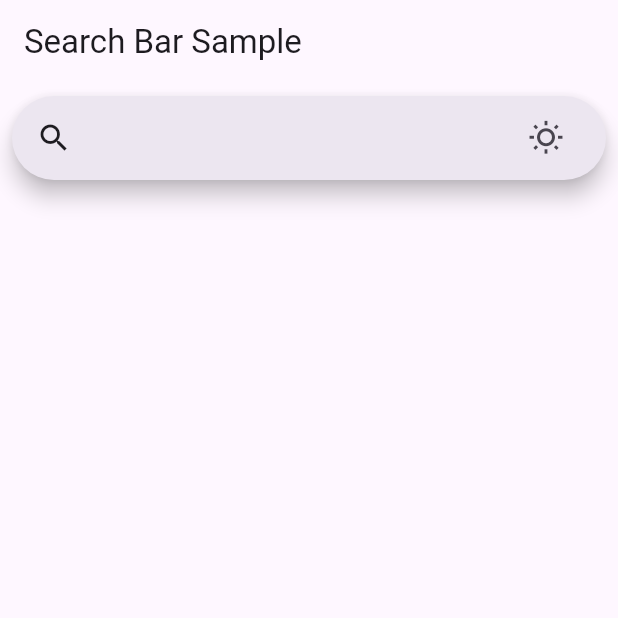
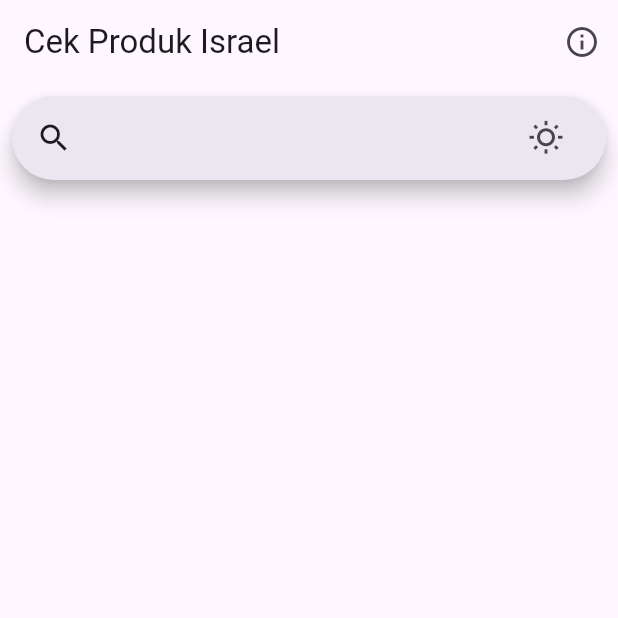
Before and after one commit to DigitalMaestro89/cekprodukisrael, a Flutter app: the screen it shows after launch, on a phone screen of 412 x 824 dp, the top half of it. Run offline on Flutter 3.47's test engine with Material 2 defaults, Android fonts, the phone set to English and light mode, and no system bars.

```diff
--- a/lib/main.dart
+++ b/lib/main.dart
@@ -1,4 +1,5 @@
 import 'package:flutter/material.dart';
+import 'package:cekprodukisrael_app/page/about_page.dart';
 
 /// Flutter code sample for [SearchBar].
 
@@ -22,8 +23,25 @@ class _SearchBarAppState extends State<SearchBarApp> {
 
     return MaterialApp(
       theme: themeData,
-      home: Scaffold(
-        appBar: AppBar(title: const Text('Search Bar Sample')),
+      home: Builder(
+        builder: (context) => Scaffold(
+        appBar: AppBar(
+        // Here we take the value from the MyHomePage object that was created by
+        // the App.build method, and use it to set our appbar title.
+        title: const Text('Cek Produk Israel'),
+        actions: <Widget>[
+          IconButton(
+            icon: const Icon(Icons.info_outline),
+            tooltip: 'About',
+            onPressed: () {
+              Navigator.push(
+                context,
+                MaterialPageRoute(builder: (context) => const AboutPage()),
+              );
+            },
+          ),
+        ],
+      ),
         body: Padding(
           padding: const EdgeInsets.all(8.0),
           child: SearchAnchor(
@@ -70,6 +88,7 @@ class _SearchBarAppState extends State<SearchBarApp> {
             });
           }),
         ),
+        ),
       ),
     );
   }
```
Also changed, not shown: lib/page/about_page.dart (added, +98 -0 lines).
